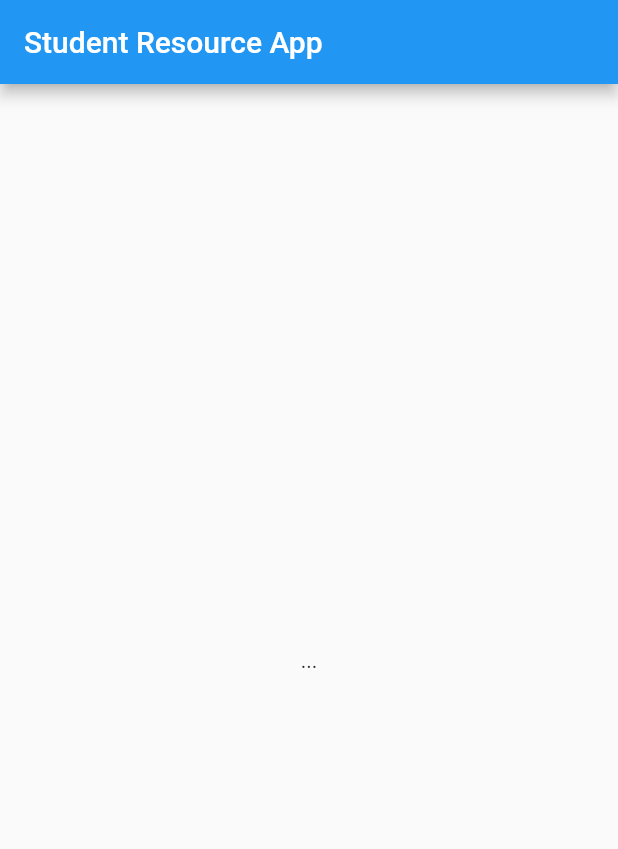
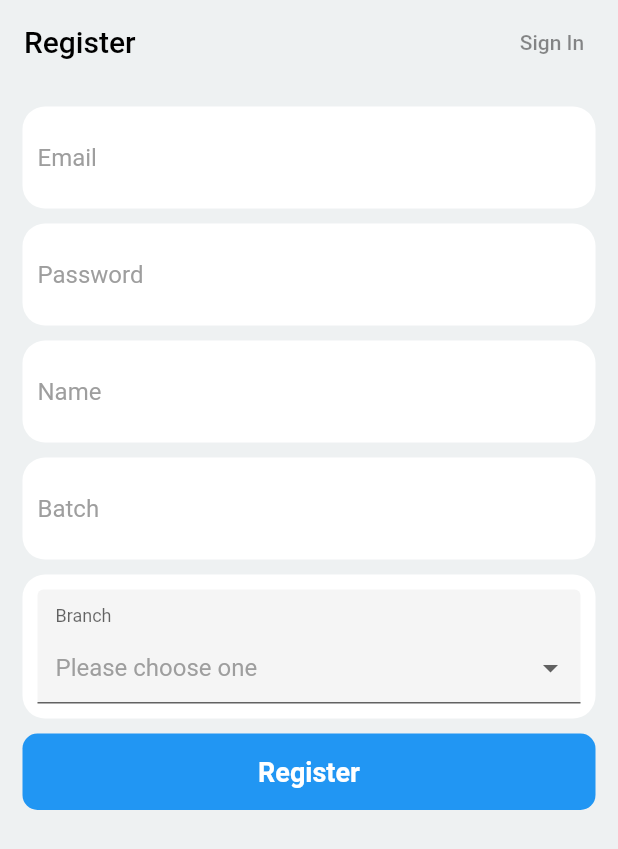
Before and after one commit to GeekHaven/Student-Resource-App, a Flutter app: the screen it shows after launch, on a phone screen of 412 x 824 dp. Shown: the top 849 px of the screen. Run offline on Flutter 3.47's test engine with Material 2 defaults, Android fonts, the light colour scheme and no system bars; drawn by our look-alikes of dropdown_formfield; our stand-ins replace cloud_firestore, firebase_auth, flutter_spinkit, fluttertoast; accounts and stored records are empty.

Commit message:
Added Authentication and saving userDetails option

```diff
--- /dev/null
+++ b/lib/authentication/authentication.dart
@@ -0,0 +1,28 @@
+import 'package:flutter/material.dart';
+import 'package:studentresourceapp/authentication/login.dart';
+import 'package:studentresourceapp/authentication/register.dart';
+
+
+class Authenticate extends StatefulWidget {
+  @override
+  _AuthenticateState createState() => _AuthenticateState();
+}
+
+class _AuthenticateState extends State<Authenticate> {
+
+
+  bool showRegister = true;
+
+  void changeAuthView() {
+    setState(() => showRegister = !showRegister);
+  }
+
+  @override
+  Widget build(BuildContext context) {
+    if(showRegister == true){
+      return SignUp(changeAuthView: changeAuthView);
+    } else {
+      return SignIn(changeAuthView: changeAuthView);
+    }
+  }
+}
--- /dev/null
+++ b/lib/authentication/register.dart
@@ -0,0 +1,228 @@
+import 'package:dropdown_formfield/dropdown_formfield.dart';
+import 'package:firebase_auth/firebase_auth.dart';
+import 'package:fluttertoast/fluttertoast.dart';
+import 'package:studentresourceapp/service/auth.dart';
+import 'package:flutter/material.dart';
+import 'package:studentresourceapp/shared/loading.dart';
+
+class SignUp extends StatefulWidget {
+  final Function changeAuthView;
+  SignUp({this.changeAuthView});
+
+  @override
+  _SignUpState createState() => _SignUpState();
+}
+
+class _SignUpState extends State<SignUp> {
+  final AuthService _auth = AuthService();
+  bool loading = false;
+  final _formKey = GlobalKey<FormState>();
+
+  String email = '';
+  String password = '';
+  String name = '';
+  String branch = '';
+  String batch;
+
+  @override
+  Widget build(BuildContext context) {
+    return loading == true ? Loading() : Scaffold(
+      backgroundColor: Color.fromRGBO(238, 241, 242, 1),
+      appBar: AppBar(
+          backgroundColor: Color.fromRGBO(238, 241, 242, 1),
+          elevation: 0,
+          actions: <Widget>[
+            FlatButton(
+              child: Text(
+                'Sign In',
+                style: TextStyle(color: Colors.black45),
+              ),
+              onPressed: () {
+                widget.changeAuthView();
+              },
+            ),
+          ],
+          title: Text(
+            'Register',
+            style: TextStyle(
+              color: Colors.black,
+            ),
+          )),
+      body: SafeArea(
+        child: SingleChildScrollView(
+          scrollDirection: Axis.vertical,
+          child: Padding(
+            padding: EdgeInsets.all(15),
+            child: Form(
+              key: _formKey,
+              child: Column(
+                children: <Widget>[
+                  Container(
+                    padding: EdgeInsets.all(10),
+                    decoration: BoxDecoration(
+                      color: Colors.white,
+                      borderRadius: BorderRadius.circular(15),
+                    ),
+                    child: TextFormField(
+                      validator: (val) => val.isEmpty ? 'Enter an email' : null,
+                      onChanged: (val) => setState(() => email = val),
+                      decoration: const InputDecoration(
+                        border: InputBorder.none,
+                        hintText: 'Email',
+                        hintStyle: TextStyle(color: Colors.grey),
+                      ),
+                    ),
+                  ),
+                  SizedBox(
+                    height: 10,
+                  ),
+                  Container(
+                    padding: EdgeInsets.all(10),
+                    decoration: BoxDecoration(
+                      color: Colors.white,
+                      borderRadius: BorderRadius.circular(15),
+                    ),
+                    child: TextFormField(
+                      obscureText: true,
+                      decoration: InputDecoration(
+                        border: InputBorder.none,
+                        hintText: 'Password',
+                        hintStyle: TextStyle(color: Colors.grey),
+                      ),
+                      validator: (val) => val.length < 6
+                          ? 'Password should contain minimum 6 characters'
+                          : null,
+                      onChanged: (val) {
+                        setState(() => password = val);
+                      },
+                    ),
+                  ),
+                  SizedBox(
+                    height: 10,
+                  ),
+                  Container(
+                    padding: EdgeInsets.all(10),
+                    decoration: BoxDecoration(
+                      color: Colors.white,
+                      borderRadius: BorderRadius.circular(15),
+                    ),
+                    child: TextFormField(
+                      validator: (val) => val.isEmpty ? 'Enter a name' : null,
+                      keyboardType: TextInputType.text,
+                      decoration: InputDecoration(
+                        border: InputBorder.none,
+                        hintText: 'Name',
+                        hintStyle: TextStyle(color: Colors.grey),
+                      ),
+                      onChanged: (val) {
+                        setState(() => name = val);
+                      },
+                    ),
+                  ),
+                  SizedBox(
+                    height: 10,
+                  ),
+                  Container(
+                    padding: EdgeInsets.all(10),
+                    decoration: BoxDecoration(
+                      color: Colors.white,
+                      borderRadius: BorderRadius.circular(15),
+                    ),
+                    child: TextFormField(
+                      validator: (val) => val.isEmpty ? 'Enter a batch' : null,
+                      keyboardType: TextInputType.number,
+                      decoration: InputDecoration(
+                        border: InputBorder.none,
+                        hintText: 'Batch',
+                        hintStyle: TextStyle(color: Colors.grey),
+                      ),
+                      onChanged: (val) {
+                        setState(() => batch = val);
+                      },
+                    ),
+                  ),
+                  SizedBox(
+                    height: 10,
+                  ),
+                  Container(
+                    padding: EdgeInsets.all(10),
+                    decoration: BoxDecoration(
+                      color: Colors.white,
+                      borderRadius: BorderRadius.circular(15),
+                    ),
+                    child: DropDownFormField(
+                      validator: (value) => value.isEmpty ? 'Please select a branch' : null,
+                      titleText: 'Branch',
+                      hintText: 'Please choose one',
+                      value: branch,
+                      onSaved: (value) {
+                        setState(() {
+                          branch = value;
+                        });
+                      },
+                      onChanged: (value) {
+                        setState(() {
+                          branch = value;
+                        });
+                      },
+                      dataSource: [
+                        {
+                          "display": "IT",
+                          "value": "IT",
+                        },
+                        {
+                          "display": "IT-BI",
+                          "value": "IT-BI",
+                        },
+                        {
+                          "display": "ECE",
+                          "value": "ECE",
+                        },
+                      ],
+                      textField: 'display',
+                      valueField: 'value',
+                    ),
+                  ),
+                  SizedBox(
+                    height: 10,
+                  ),
+                  MaterialButton(
+                    minWidth: double.infinity,
+                    onPressed: () async {
+                      if (_formKey.currentState.validate()) {
+                        setState(() {
+                          loading = true;
+                        });
+                        dynamic result = _auth.register(
+                            email, password, name, branch, batch);
+                        if (result == null) {
+                          setState(() {
+                            loading = false;
+                          });
+                          Fluttertoast.showToast(
+                              msg: 'Error', toastLength: Toast.LENGTH_SHORT);
+                        }
+                      }
+                    },
+                    shape: RoundedRectangleBorder(
+                        borderRadius: BorderRadius.circular(10)),
+                    elevation: 0,
+                    color: Colors.blue,
+                    padding: EdgeInsets.all(15),
+                    child: Text(
+                      'Register',
+                      style: TextStyle(
+                          color: Colors.white,
+                          fontSize: 18,
+                          fontWeight: FontWeight.bold),
+                    ),
+                  )
+                ],
+              ),
+            ),
+          ),
+        ),
+      ),
+    );
+  }
+}
--- a/lib/main.dart
+++ b/lib/main.dart
@@ -1,4 +1,8 @@
 import 'package:flutter/material.dart';
+import 'package:provider/provider.dart';
+import 'package:studentresourceapp/model/user.dart';
+import 'package:studentresourceapp/service/auth.dart';
+import 'package:studentresourceapp/wrapper.dart';
 
 void main() {
   runApp(MyApp());
@@ -8,11 +12,9 @@ class MyApp extends StatelessWidget {
   // This widget is the root of your application.
   @override
   Widget build(BuildContext context) {
-    return MaterialApp(
-      home: Scaffold(
-        appBar: AppBar(title: Text('Student Resource App')),
-        body: Center(child: Text('...'),),
-      ),
-      );
+    return StreamProvider<User>.value(
+      value: AuthService().user,
+      child: MaterialApp(home: Wrapper(),),
+    );
   }
 }
--- /dev/null
+++ b/lib/model/user.dart
@@ -0,0 +1,5 @@
+class User{
+  final String uid;
+
+  User({this.uid});
+}
--- /dev/null
+++ b/lib/service/auth.dart
@@ -0,0 +1,56 @@
+import 'package:firebase_auth/firebase_auth.dart';
+import 'package:studentresourceapp/model/user.dart';
+import 'package:studentresourceapp/service/database.dart';
+class AuthService{
+
+  final FirebaseAuth _auth = FirebaseAuth.instance;
+
+  //auth change user stream
+  Stream<User> get user {
+    return _auth.onAuthStateChanged
+        .map((FirebaseUser user) => _convertFirebaseUserToUser(user));
+  }
+
+
+  //convert firebase user to own user
+  User _convertFirebaseUserToUser(FirebaseUser user)
+  {
+    return user != null ? User(uid: user.uid) : null;
+  }
+
+  // sign in using email and password
+  Future signIn(String email, String password) async{
+    try{
+      AuthResult result = await _auth.signInWithEmailAndPassword(email: email, password: password);
+      FirebaseUser fbUser = result.user;
+      return _convertFirebaseUserToUser(fbUser);
+
+    } catch(e) {
+      print(e.toString());
+      return null;
+    }
+  }
+
+  // register using email and password
+  Future register(String email, String password, String name, String branch, String batch) async {
+    try{
+      AuthResult result = await _auth.createUserWithEmailAndPassword(email: email, password: password);
+      FirebaseUser fbUser = result.user;
+      await DatabaseService(uid: fbUser.uid).updateUserDetails(name, branch, batch);
+      return _convertFirebaseUserToUser(fbUser);
+
+    } catch (e) {
+      print(e.toString());
+      return null;
+    }
+  }
+
+  // sign out
+
+  Future signOut() async {
+    return await _auth.signOut();
+  }
+
+
+
+}
--- /dev/null
+++ b/lib/service/database.dart
@@ -0,0 +1,21 @@
+import 'package:cloud_firestore/cloud_firestore.dart';
+
+class DatabaseService {
+
+  final String uid;
+  DatabaseService({this.uid});
+  // all the collection references
+   final CollectionReference userDetails = Firestore.instance.collection('userDetails');
+
+  // updating userDetails
+  Future updateUserDetails(String name, String branch, String batch) async{
+    userDetails.document(uid).setData(
+      {
+        'name': name,
+        'branch': branch,
+        'batch': batch,
+      }
+    );
+  }
+
+}
--- /dev/null
+++ b/lib/wrapper.dart
@@ -0,0 +1,23 @@
+import 'package:flutter/material.dart';
+import 'package:provider/provider.dart';
+import 'package:studentresourceapp/authentication/authentication.dart';
+import 'package:studentresourceapp/home/home.dart';
+import 'package:studentresourceapp/model/user.dart';
+
+
+class Wrapper extends StatelessWidget {
+  @override
+  Widget build(BuildContext context) {
+    final user = Provider.of<User>(context);
+    print(user);
+
+    if(user == null)
+    {
+      return Authenticate();
+    }
+    else{
+      return Home();
+    }
+
+  }
+}
--- a/pubspec.yaml
+++ b/pubspec.yaml
@@ -22,6 +22,7 @@ environment:
 
 dependencies:
   firebase_auth: ^0.16.1
+  dropdown_formfield: ^0.1.2
   fluttertoast: ^4.0.1
   flutter_spinkit: "^4.1.2"
   provider: ^4.1.3
```
Also changed, not shown: lib/authentication/login.dart (added, +135 -0 lines), lib/home/home.dart (added, +31 -0 lines), lib/shared/loading.dart (added, +15 -0 lines), pubspec.lock, 1 other file.
